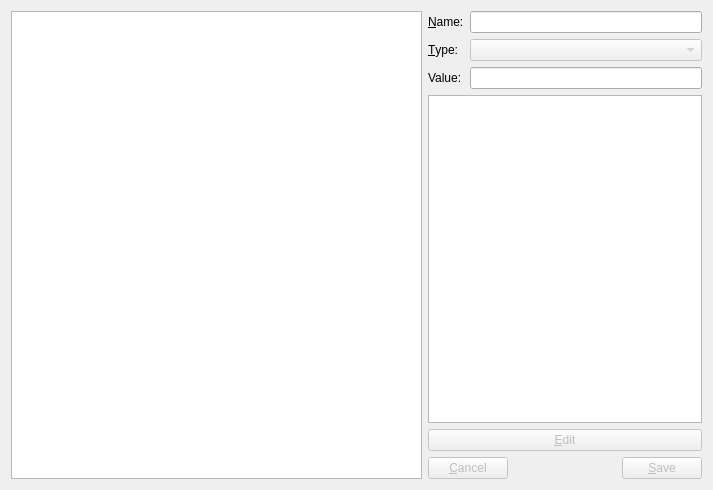
Before: the Qt Designer form miasmod_data.ui in DarkStarSword/miasmata-fixes, drawn with Qt 5.
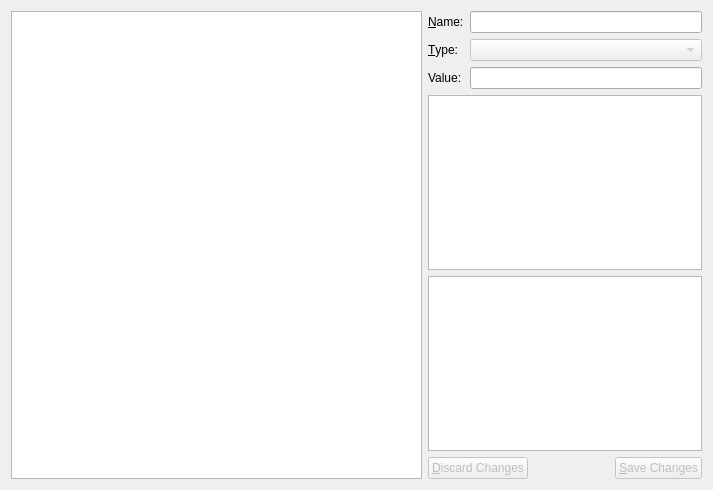
After: the same form once the commit is applied.

What changed in the file:
```diff
--- a/miasmod_data.ui
+++ b/miasmod_data.ui
@@ -78,22 +78,6 @@
        </item>
       </layout>
      </item>
-     <item>
-      <widget class="QListWidget" name="value_list">
-       <property name="sizePolicy">
-        <sizepolicy hsizetype="Expanding" vsizetype="Expanding">
-         <horstretch>0</horstretch>
-         <verstretch>100</verstretch>
-        </sizepolicy>
-       </property>
-       <property name="alternatingRowColors">
-        <bool>true</bool>
-       </property>
-       <property name="uniformItemSizes">
-        <bool>true</bool>
-       </property>
-      </widget>
-     </item>
      <item>
       <spacer name="verticalSpacer">
        <property name="orientation">
@@ -108,12 +92,38 @@
       </spacer>
      </item>
      <item>
-      <widget class="QPushButton" name="edit">
-       <property name="enabled">
-        <bool>false</bool>
+      <widget class="QListView" name="value_list">
+       <property name="sizePolicy">
+        <sizepolicy hsizetype="Expanding" vsizetype="Expanding">
+         <horstretch>0</horstretch>
+         <verstretch>100</verstretch>
+        </sizepolicy>
        </property>
-       <property name="text">
-        <string>&amp;Edit</string>
+       <property name="alternatingRowColors">
+        <bool>true</bool>
+       </property>
+       <property name="uniformItemSizes">
+        <bool>true</bool>
+       </property>
+      </widget>
+     </item>
+     <item>
+      <widget class="QPlainTextEdit" name="value_hex">
+       <property name="sizePolicy">
+        <sizepolicy hsizetype="Expanding" vsizetype="Expanding">
+         <horstretch>0</horstretch>
+         <verstretch>100</verstretch>
+        </sizepolicy>
+       </property>
+       <property name="font">
+        <font>
+         <family>Courier New</family>
+         <weight>75</weight>
+         <bold>true</bold>
+        </font>
+       </property>
+       <property name="readOnly">
+        <bool>true</bool>
        </property>
       </widget>
      </item>
@@ -125,7 +135,7 @@
           <bool>false</bool>
          </property>
          <property name="text">
-          <string>&amp;Save</string>
+          <string>&amp;Save Changes</string>
          </property>
         </widget>
        </item>
@@ -135,7 +145,7 @@
           <bool>false</bool>
          </property>
          <property name="text">
-          <string>&amp;Cancel</string>
+          <string>&amp;Discard Changes</string>
          </property>
         </widget>
        </item>
```
Left out of the diff: 6 changed lines with no effect on the pictures.
